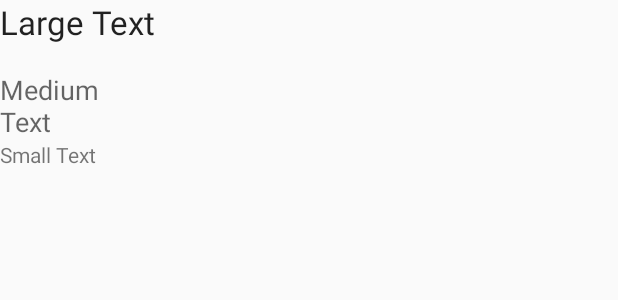
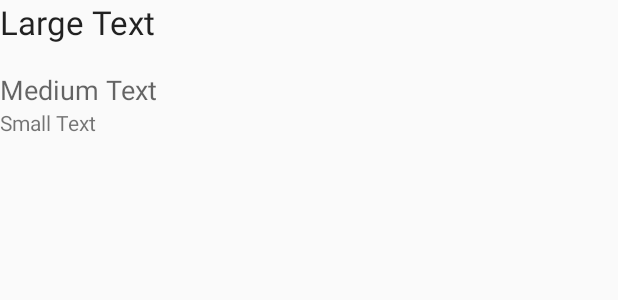
Before and after one commit to altuss/AndroidHive, an Android app: the layout activity_single_contact.xml on its own in the app's theme, with its tools: preview values and no code run, on a phone screen of 412 x 824 dp. Shown: the top 300 px of the screen. Run offline under Robolectric (Android 15) with nearby library versions, the phone set to English and light mode, and no system bars.

Commit message:
21/01/12

```diff
--- a/JSONParsingNative/app/src/main/AndroidManifest.xml
+++ b/JSONParsingNative/app/src/main/AndroidManifest.xml
@@ -2,7 +2,7 @@
 <manifest xmlns:android="http://schemas.android.com/apk/res/android"
     package="com.irvin.jsonparsingnative" >
 
-    <uses-permission android:name="ANDROID.PERMISSION.INTERNET" />
+    <uses-permission android:name="android.permission.INTERNET" />
 
     <application
         android:allowBackup="true"
--- a/JSONParsingNative/app/src/main/java/com/irvin/jsonparsingnative/MainActivity.java
+++ b/JSONParsingNative/app/src/main/java/com/irvin/jsonparsingnative/MainActivity.java
@@ -80,7 +80,7 @@ public class MainActivity extends ListActivity {
         protected void onPreExecute() {
             super.onPreExecute();
             // Showing progress dialog
-            progressDialog = new ProgressDialog(getApplicationContext());
+            progressDialog = new ProgressDialog(MainActivity.this);
             progressDialog.setMessage("Please wait...");
             progressDialog.setCancelable(false);
             progressDialog.show();
--- a/JSONParsingNative/app/src/main/res/layout/activity_single_contact.xml
+++ b/JSONParsingNative/app/src/main/res/layout/activity_single_contact.xml
@@ -20,8 +20,6 @@
         android:text="Medium Text"
         android:id="@+id/email"
         android:layout_below="@+id/name"
-        android:layout_alignRight="@+id/name"
-        android:layout_alignEnd="@+id/name"
         android:layout_marginTop="18dp" />
 
     <TextView
```
Also changed, not shown: 1 other file.
